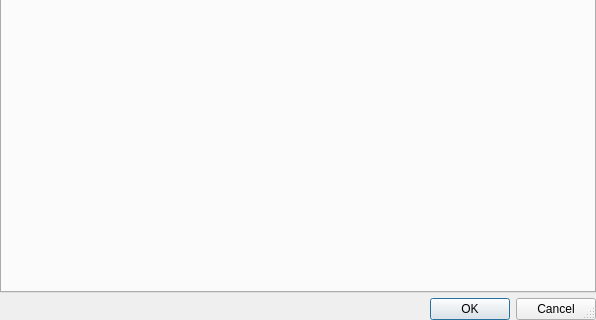
MITK/MITK, file Plugins/org.mitk.gui.qt.common/src/QmitkNodeSelectionDialog.ui: the form before one commit; both pictures show x 0 to 596 and y 219 to 539 of the 596 by 539 pixel window.
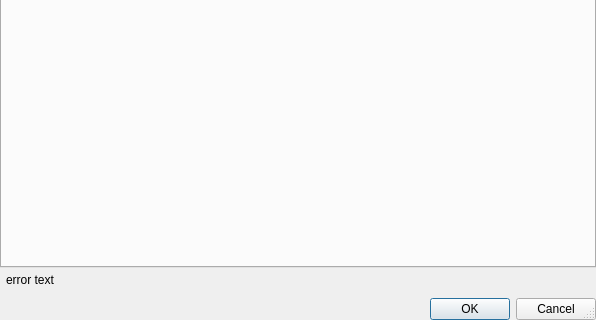
The form after the commit.

The edit to the form file:
```diff
--- a/Plugins/org.mitk.gui.qt.common/src/QmitkNodeSelectionDialog.ui
+++ b/Plugins/org.mitk.gui.qt.common/src/QmitkNodeSelectionDialog.ui
@@ -68,6 +68,29 @@
      </property>
     </widget>
    </item>
+   <item>
+    <layout class="QVBoxLayout" name="verticalLayout_3">
+     <property name="leftMargin">
+      <number>6</number>
+     </property>
+     <property name="topMargin">
+      <number>0</number>
+     </property>
+     <property name="rightMargin">
+      <number>6</number>
+     </property>
+     <property name="bottomMargin">
+      <number>6</number>
+     </property>
+     <item>
+      <widget class="QLabel" name="error">
+       <property name="text">
+        <string>error text</string>
+       </property>
+      </widget>
+     </item>
+    </layout>
+   </item>
    <item>
     <widget class="QDialogButtonBox" name="buttonBox">
      <property name="standardButtons">
```
Left out of the diff: 3 changed lines with no effect on the pictures.
